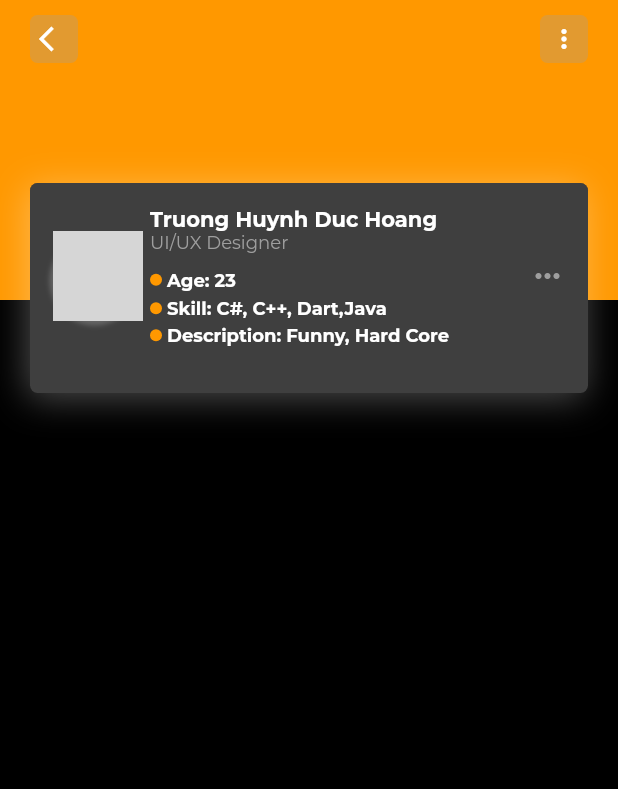
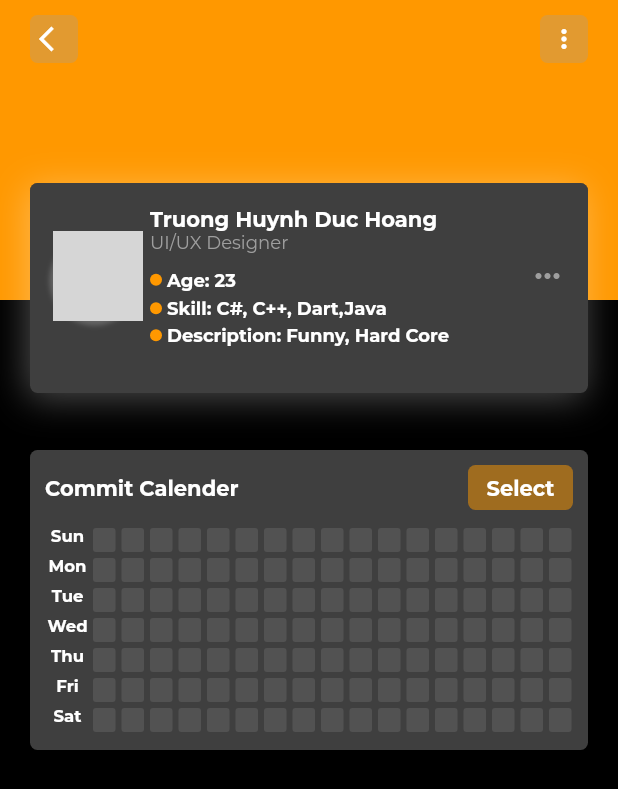
Before and after one commit to minhunsocute/My-Schedule, a Flutter app: the ProfileDiffScreen screen opened directly, on a phone screen of 412 x 824 dp. Shown: the top 789 px of the screen. Run offline on Flutter 3.47's test engine with Material 2 defaults, Android fonts, the phone set to English and light mode, and no system bars; drawn by our look-alikes of calendar_view; our stand-ins replace fl_chart, flutter_heatmap_calendar, flutter_svg, get, google_nav_bar, modal_bottom_sheet and 4 more; statements that could not run were skipped; project files that could hold a hidden picture were left out; grey boxes are pictures that could not be loaded.

Commit message:
UI profile dif sceen 30%

```diff
--- a/lib/Pages/Profile/screen/profile_dif_screen.dart
+++ b/lib/Pages/Profile/screen/profile_dif_screen.dart
@@ -2,14 +2,18 @@ import 'package:flutter/material.dart';
 import 'package:get/get.dart';
 import 'package:my_schedule/Templates/Misc/color.dart';
 import 'package:flutter_heatmap_calendar/flutter_heatmap_calendar.dart';
+import 'package:syncfusion_flutter_datepicker/datepicker.dart';
 
 class ProfileDiffScreen extends StatelessWidget {
-  const ProfileDiffScreen({super.key});
+  ProfileDiffScreen({super.key});
+  DateRangePickerController dateController = DateRangePickerController();
 
   @override
   Widget build(BuildContext context) {
     var heightDevice = MediaQuery.of(context).size.height;
     var widthDevice = MediaQuery.of(context).size.width;
+    DateRangePickerController dateController = DateRangePickerController();
+
     return Scaffold(
       backgroundColor: AppColors.primaryColor,
       extendBody: true,
@@ -19,7 +23,123 @@ class ProfileDiffScreen extends StatelessWidget {
         heightDevice: heightDevice,
         listView: Column(
           children: [
+            _headerField(),
+            Container(
+              padding: const EdgeInsets.all(10),
+              margin: const EdgeInsets.symmetric(horizontal: 20),
+              height: 200,
+              width: double.infinity,
+              decoration: BoxDecoration(
+                borderRadius: BorderRadius.circular(5),
+                color: AppColors.textColor1.withOpacity(0.4),
+              ),
+              child: Column(
+                mainAxisAlignment: MainAxisAlignment.start,
+                children: [
+                  Row(
+                    mainAxisAlignment: MainAxisAlignment.spaceBetween,
+                    children: [
+                      const Text(
+                        'Commit Calender',
+                        style: TextStyle(
+                          color: AppColors.textColor,
+                          fontWeight: FontWeight.bold,
+                          fontSize: 14,
+                        ),
+                      ),
+                      InkWell(
+                        borderRadius: BorderRadius.circular(10),
+                        onTap: () async {
+                          await _showDatePicker(context: context);
+                        },
+                        child: Container(
+                          alignment: Alignment.center,
+                          height: 30,
+                          width: 70,
+                          decoration: BoxDecoration(
+                            borderRadius: BorderRadius.circular(5),
+                            color: AppColors.primaryColor.withOpacity(0.5),
+                          ),
+                          child: const Text(
+                            'Select',
+                            style: TextStyle(
+                              color: AppColors.textColor,
+                              fontWeight: FontWeight.bold,
+                            ),
+                          ),
+                        ),
+                      ),
+                    ],
+                  ),
+                  const Spacer(),
                   SizedBox(
+                    width: double.infinity,
+                    height: 140,
+                    child: Row(
+                      children: [
+                        SizedBox(
+                          width: 30,
+                          height: 140,
+                          child: Column(
+                            children: [
+                              ...weekDays.map(
+                                (e) => Expanded(
+                                  child: Text(
+                                    e,
+                                    style: const TextStyle(
+                                      color: AppColors.textColor,
+                                      fontWeight: FontWeight.bold,
+                                      fontSize: 11,
+                                    ),
+                                  ),
+                                ),
+                              ),
+                            ],
+                          ),
+                        ),
+                        Expanded(
+                          child: ListView(
+                            scrollDirection: Axis.horizontal,
+                            physics: const BouncingScrollPhysics(
+                              parent: AlwaysScrollableScrollPhysics(),
+                            ),
+                            children: [
+                              for (int i = 0; i < 20; i++)
+                                Column(
+                                  children: [
+                                    for (int i = 0; i < 7; i++)
+                                      Expanded(
+                                        child: Container(
+                                          height: 15,
+                                          width: 15,
+                                          margin: const EdgeInsets.all(2),
+                                          decoration: BoxDecoration(
+                                            borderRadius:
+                                                BorderRadius.circular(2),
+                                            color: AppColors.textColor1
+                                                .withOpacity(0.2),
+                                          ),
+                                        ),
+                                      ),
+                                  ],
+                                ),
+                            ],
+                          ),
+                        )
+                      ],
+                    ),
+                  )
+                ],
+              ),
+            )
+          ],
+        ),
+      ),
+    );
+  }
+
+  SizedBox _headerField() {
+    return SizedBox(
       height: 300,
       width: double.infinity,
       child: Stack(
@@ -29,10 +149,6 @@ class ProfileDiffScreen extends StatelessWidget {
             width: double.infinity,
             decoration: const BoxDecoration(
               color: AppColors.primaryColor,
-                      // borderRadius: BorderRadius.only(
-                      //   bottomLeft: Radius.circular(50),
-                      //   bottomRight: Radius.circular(50),
-                      // ),
             ),
           ),
           Column(
@@ -115,13 +231,11 @@ class ProfileDiffScreen extends StatelessWidget {
                               decoration: BoxDecoration(
                                 shape: BoxShape.circle,
                                 image: const DecorationImage(
-                                          image: AssetImage(
-                                              'assets/images/hoang.png'),
+                                  image: AssetImage('assets/images/hoang.png'),
                                 ),
                                 boxShadow: [
                                   BoxShadow(
-                                            color:
-                                                Colors.white.withOpacity(0.2),
+                                    color: Colors.white.withOpacity(0.2),
                                     offset: const Offset(-2, 3),
                                     blurRadius: 2,
                                   ),
@@ -131,8 +245,7 @@ class ProfileDiffScreen extends StatelessWidget {
                             const SizedBox(width: 5),
                             Expanded(
                               child: Column(
-                                        crossAxisAlignment:
-                                            CrossAxisAlignment.start,
+                                crossAxisAlignment: CrossAxisAlignment.start,
                                 children: [
                                   const Text(
                                     'Truong Huynh Duc Hoang',
@@ -237,45 +350,101 @@ class ProfileDiffScreen extends StatelessWidget {
           ),
         ],
       ),
+    );
+  }
+
+  _showDatePicker({required BuildContext context}) async {
+    await showDialog(
+      useRootNavigator: false,
+      barrierColor: Colors.black54,
+      context: context,
+      builder: (context) => Dialog(
+        backgroundColor: Colors.transparent,
+        child: Container(
+          padding: const EdgeInsets.all(10),
+          height: 430,
+          width: double.infinity,
+          decoration: BoxDecoration(
+            borderRadius: BorderRadius.circular(5),
+            color: AppColors.mainColor,
           ),
-            // SizedBox(
-            //     height: 400,
-            //     width: double.infinity,
-            //     child: HeatMap(
-            //       datasets: {
-            //         DateTime.now(): 3,
-            //         DateTime.now().add(const Duration(days: 1)): 7,
-            //         DateTime.now().add(const Duration(days: 2)): 10,
-            //         DateTime.now().add(const Duration(days: 3)): 13,
-            //         DateTime.now().add(const Duration(days: 1)): 6,
-            //       },
-            //       colorMode: ColorMode.opacity,
-            //       showText: false,
-            //       scrollable: true,
-            //       colorsets: {
-            //         1: Colors.red,
-            //         3: Colors.orange,
-            //         5: Colors.yellow,
-            //         7: Colors.green,
-            //         9: Colors.blue,
-            //         11: Colors.indigo,
-            //         13: Colors.purple,
-            //       },
-            //       onClick: (value) {
-            //         ScaffoldMessenger.of(context).showSnackBar(
-            //             SnackBar(content: Text(value.toString())));
-            //       },
-            //     ))
-            const SizedBox(
-              height: 400,
+          child: Column(
+            children: [
+              Card(
+                elevation: 2,
+                child: SfDateRangePicker(
+                  selectionTextStyle:
+                      const TextStyle(fontWeight: FontWeight.bold),
+                  rangeTextStyle: const TextStyle(fontWeight: FontWeight.bold),
+                  headerStyle: const DateRangePickerHeaderStyle(
+                    backgroundColor: AppColors.primaryColor1,
+                    textStyle: TextStyle(
+                      color: Colors.white,
+                      fontWeight: FontWeight.bold,
+                    ),
+                  ),
+                  monthCellStyle: const DateRangePickerMonthCellStyle(
+                    textStyle: TextStyle(
+                      color: Colors.grey,
+                      fontWeight: FontWeight.bold,
+                    ),
+                  ),
+                  selectionColor: AppColors.primaryColor1,
+                  rangeSelectionColor: AppColors.primaryColor1,
+                  todayHighlightColor: AppColors.primaryColor1,
+                  controller: dateController,
+                  view: DateRangePickerView.month,
+                  selectionMode: DateRangePickerSelectionMode.range,
+                  // onSelectionChanged: controller.selectionChanged,
+                  monthViewSettings: const DateRangePickerMonthViewSettings(
+                      enableSwipeSelection: false),
+                ),
+              ),
+              const Spacer(),
+              Container(
+                height: 50,
                 width: double.infinity,
-            )
+                decoration: BoxDecoration(
+                  borderRadius: BorderRadius.circular(5),
+                  color: AppColors.primaryColor,
+                ),
+                child: ElevatedButton(
+                  onPressed: () {
+                    Get.back();
+                  },
+                  style: ElevatedButton.styleFrom(
+                      shape: RoundedRectangleBorder(
+                        borderRadius: BorderRadius.circular(5),
+                      ),
+                      backgroundColor: Colors.transparent,
+                      shadowColor: Colors.transparent),
+                  child: const Text(
+                    'Done',
+                    style: TextStyle(
+                      color: Colors.white,
+                      fontWeight: FontWeight.bold,
+                      fontSize: 18,
+                    ),
+                  ),
+                ),
+              ),
             ],
+          ),
         ),
       ),
     );
   }
 }
+
+List<String> weekDays = [
+  'Sun',
+  'Mon',
+  'Tue',
+  'Wed',
+  'Thu',
+  'Fri',
+  'Sat',
+];
 
 class Over extends StatelessWidget {
   const Over({
--- a/lib/Pages/Project_manage/screen/project_manage_screen.dart
+++ b/lib/Pages/Project_manage/screen/project_manage_screen.dart
@@ -616,7 +616,7 @@ class ProjectManageScreen extends StatelessWidget {
                     imagePath: e['imagePath'],
                     type: e['type'],
                     press: () => Get.to(
-                      () => const ProfileDiffScreen(),
+                      () => ProfileDiffScreen(),
                       transition: Transition.rightToLeft,
                     ),
                   ),
```
Lines whose indentation alone changed are shown as unchanged.
